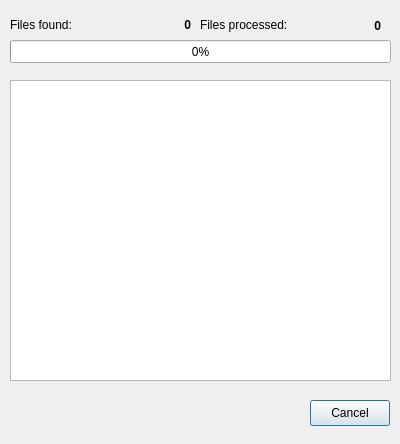
This is importdialog.ui in md2/pyhomelib as Qt 5 draws it before an edit. The edited form follows.
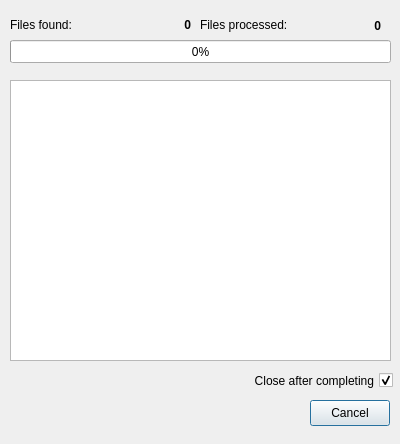
This is the edited form.

Commit message: let user decide whether auto-close dialog after completing import or not

Patch:
```diff
--- a/importdialog.ui
+++ b/importdialog.ui
@@ -32,7 +32,7 @@
      <x>10</x>
      <y>80</y>
      <width>381</width>
-     <height>301</height>
+     <height>281</height>
     </rect>
    </property>
    <property name="readOnly">
@@ -122,6 +122,25 @@
     <number>0</number>
    </property>
   </widget>
+  <widget class="QCheckBox" name="closeAfterCompletingBox">
+   <property name="geometry">
+    <rect>
+     <x>12</x>
+     <y>370</y>
+     <width>381</width>
+     <height>21</height>
+    </rect>
+   </property>
+   <property name="layoutDirection">
+    <enum>Qt::RightToLeft</enum>
+   </property>
+   <property name="text">
+    <string>Close after completing</string>
+   </property>
+   <property name="checked">
+    <bool>true</bool>
+   </property>
+  </widget>
  </widget>
  <resources/>
  <connections>
```
Left out of the diff: 5 changed lines with no effect on the pictures. The commit also changes 1 other file.
